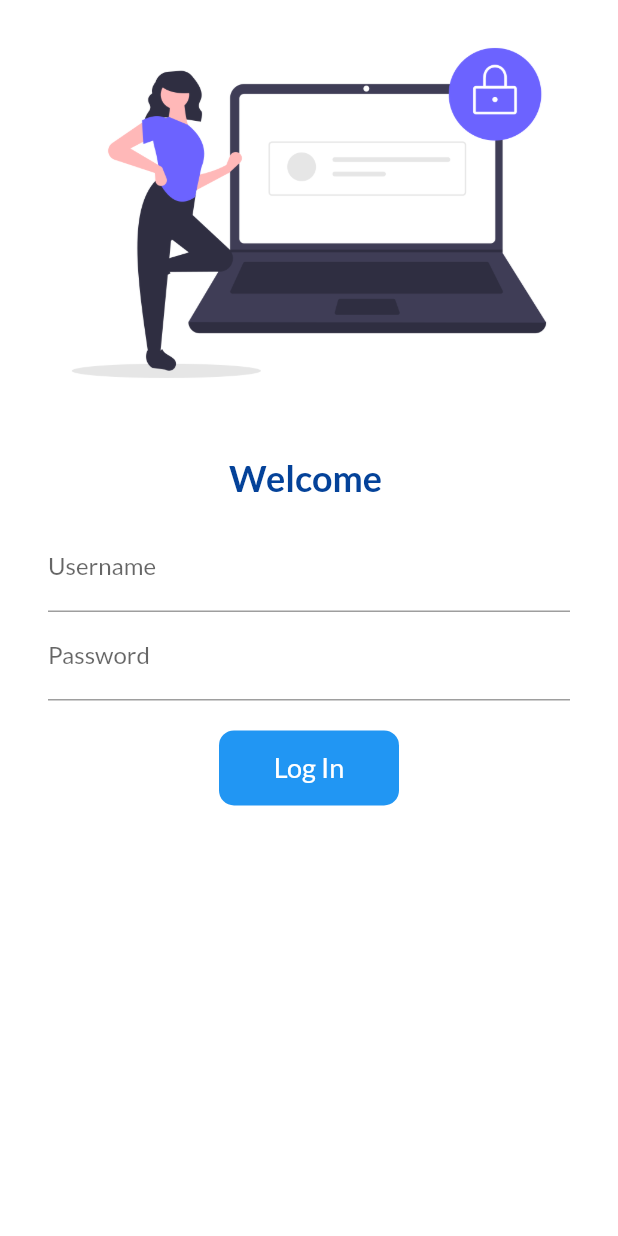
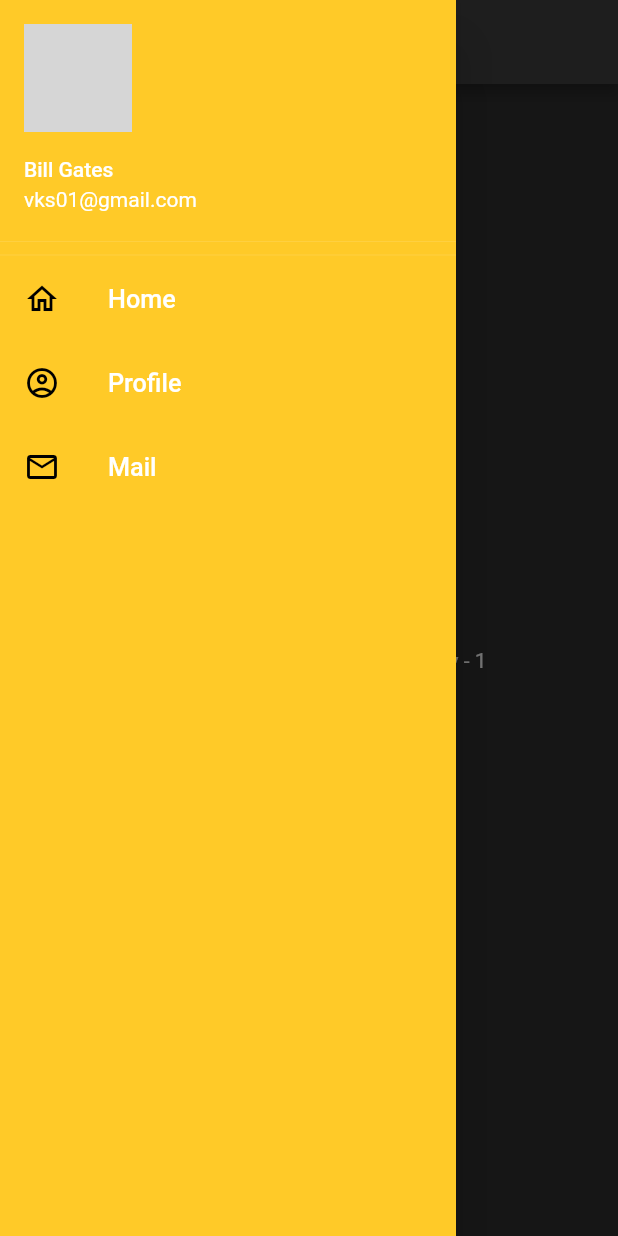
Before and after one commit to the-peace-001/30Daysofflutter, a Flutter app: the screen it shows after launch, with the side drawer open (before the commit the screen has no drawer), on a phone screen of 412 x 824 dp. Run offline on Flutter 3.47's test engine with Material 2 defaults, Android fonts, the phone set to English and light mode, and no system bars; our stand-ins replace google_fonts; network calls fail; grey boxes are pictures that could not be loaded.

Commit message:
themes Extracted

```diff
--- a/lib/Pages/home_page.dart
+++ b/lib/Pages/home_page.dart
@@ -1,4 +1,5 @@
 import 'package:flutter/material.dart';
+import 'package:flutter_application_1/widgets/drawer.dart';
 
 class HomePage extends StatelessWidget {
   const HomePage({super.key});
@@ -9,10 +10,16 @@ class HomePage extends StatelessWidget {
 
     return Scaffold(
       appBar: AppBar(
-        title: Text("Demo App",),
-
+        title: Text(
+          "Demo App",
+          //   style: TextStyle(color: Colors.black),
+          // ),
+          // backgroundColor: Colors.white,
+          // elevation: 0.0,
+          // iconTheme: IconThemeData(color: Colors.black
+        ),
       ),
-      // drawer: Drawer(),
+      drawer: MyDrawer(),
       body:
           Center(child: Text("Hello There! I am learing flutter Day - $days")),
     );
--- a/lib/Pages/main.dart
+++ b/lib/Pages/main.dart
@@ -2,6 +2,7 @@ import 'package:flutter/material.dart';
 import 'package:flutter_application_1/Pages/home_page.dart';
 import 'package:flutter_application_1/Pages/login_page.dart';
 import 'package:flutter_application_1/utils/routes.dart';
+import 'package:flutter_application_1/widgets/themes.dart';
 import 'package:google_fonts/google_fonts.dart';
 
 //Main function - Starting point of program
@@ -17,15 +18,12 @@ class myApp extends StatelessWidget {
     return MaterialApp(
       debugShowCheckedModeBanner: false,
       // home: HomePage(),
-      theme: ThemeData(
-        fontFamily: GoogleFonts.lato().fontFamily,
-        // primaryTextTheme: GoogleFonts.latoTextTheme()
-      ),
+      theme: MyTheme.darkTheme(context),
       themeMode: ThemeMode.light,
       darkTheme: ThemeData(
         brightness: Brightness.dark,
       ),
-      initialRoute: "/login",
+      initialRoute: MyRoutes.homeRoute,
       routes: {
         // "/login": (context) => LogInPage(),
         MyRoutes.homeRoute: (context) => HomePage(),
--- /dev/null
+++ b/lib/widgets/drawer.dart
@@ -0,0 +1,66 @@
+import 'package:flutter/cupertino.dart';
+import 'package:flutter/material.dart';
+
+class MyDrawer extends StatelessWidget {
+  const MyDrawer({super.key});
+
+  @override
+  Widget build(BuildContext context) {
+    final imgURL =
+        "https://wp.technologyreview.com/wp-content/uploads/2021/02/20210128_Keatley-Bill_Gates_0107_R.jpeg";
+    return Drawer(
+      child: Container(
+        color: Colors.amber[400],
+        child: ListView(
+          children: [
+            DrawerHeader(
+                padding: EdgeInsets.zero,
+                child: UserAccountsDrawerHeader(
+                  margin: EdgeInsets.zero,
+                  decoration: BoxDecoration(color: Colors.amber[400]),
+                  accountName: Text("Bill Gates"),
+                  accountEmail: Text("vks01@gmail.com"),
+                  currentAccountPicture:
+                      CircleAvatar(backgroundImage: NetworkImage(imgURL))
+                  // Image.network(imgURL),
+                  ,
+                )),
+            Divider(
+              height: 2,
+            ),
+            ListTile(
+              leading: Icon(
+                Icons.home_outlined,
+                color: Colors.black,
+              ),
+              title: Text(
+                "Home",
+                textScaleFactor: 1.2,
+              ),
+            ),
+            ListTile(
+              leading: Icon(
+                Icons.account_circle_outlined,
+                color: Colors.black,
+              ),
+              title: Text(
+                "Profile",
+                textScaleFactor: 1.2,
+              ),
+            ),
+            ListTile(
+              leading: Icon(
+                Icons.mail_outline_outlined,
+                color: Colors.black,
+              ),
+              title: Text(
+                "Mail",
+                textScaleFactor: 1.2,
+              ),
+            )
+          ],
+        ),
+      ),
+    );
+  }
+}
--- /dev/null
+++ b/lib/widgets/themes.dart
@@ -0,0 +1,20 @@
+import 'package:flutter/material.dart';
+import 'package:google_fonts/google_fonts.dart';
+
+class MyTheme {
+  static ThemeData lightTheme(BuildContext context) => ThemeData(
+      fontFamily: GoogleFonts.lato().fontFamily,
+      appBarTheme: AppBarTheme(
+        color: Colors.white,
+        elevation: 0.0,
+        iconTheme: IconThemeData(color: Colors.lightBlue),
+        titleTextStyle: TextStyle(
+          color: Colors.lightBlue,
+          fontSize: 18,
+        ),
+      )
+      // primaryTextTheme: GoogleFonts.latoTextTheme()
+      );
+  static ThemeData darkTheme(BuildContext context) =>
+      ThemeData(brightness: Brightness.dark);
+}
```
